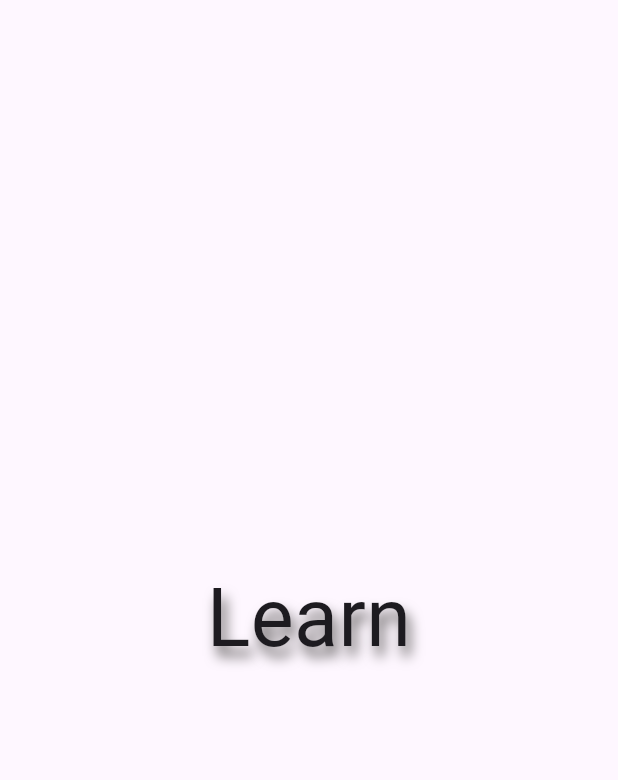
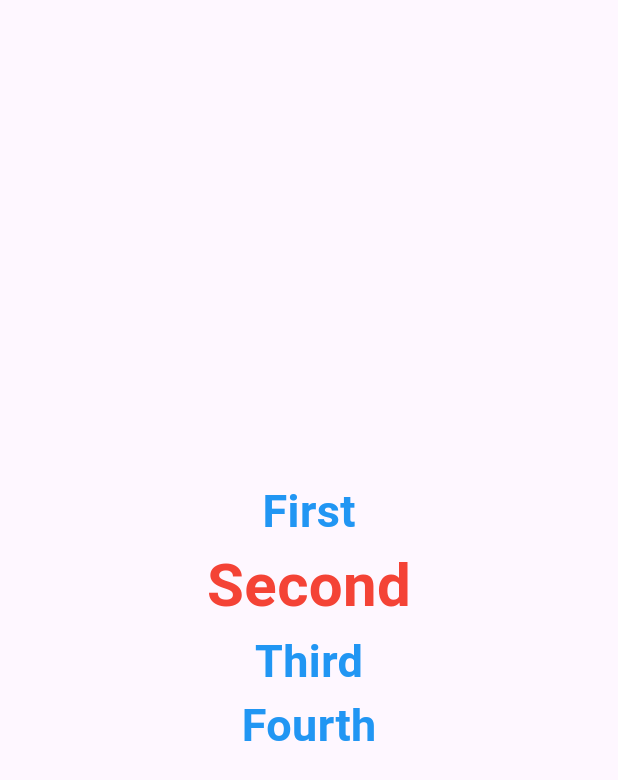
Before and after one commit to buildwithayush/learningWidgetsFlutter, a Flutter app: the screen it shows after launch, on a phone screen of 412 x 824 dp. Shown: the top 780 px of the screen. Run offline on Flutter 3.47's test engine with Material 3 defaults, Android fonts, the phone set to English and light mode, and no system bars.

Commit message:
learn default text styles widgets

```diff
--- /dev/null
+++ b/lib/basic_widgets.dart/text_widgets/default_text_style.dart
@@ -0,0 +1,39 @@
+import 'package:flutter/material.dart';
+
+class DefaultTextStyles extends StatelessWidget {
+  const DefaultTextStyles({super.key});
+
+  @override
+  Widget build(BuildContext context) {
+    return Scaffold(
+      body: Center(
+        child: Column(
+          mainAxisAlignment: MainAxisAlignment.center,
+
+          children: [
+            DefaultTextStyle.merge(
+              style: const TextStyle(
+                color: Colors.blue,
+                fontSize: 30,
+                fontWeight: FontWeight.bold,
+              ),
+              child: Column(
+                children: [
+                  Text('First'),
+                  Text('Second',
+                  style: TextStyle(
+                    fontSize: 40,
+                    color: Colors.red,),
+
+                  ),
+                  Text('Third'),
+                  Text('Fourth'),
+                ],
+              ),
+            ),
+          ],
+        ),
+      ),
+    );
+  }
+}
--- a/lib/main.dart
+++ b/lib/main.dart
@@ -1,5 +1,6 @@
 import 'package:flutter/material.dart';
-import 'package:widgetsflutter/basic_widgets.dart/text_widgets/style_text_widgets.dart';
+import 'package:widgetsflutter/basic_widgets.dart/text_widgets/default_text_style.dart';
+
 
 
 void main() {
@@ -13,6 +14,6 @@ class MyApp extends StatelessWidget {
   Widget build(BuildContext context) {
     return MaterialApp(
       debugShowCheckedModeBanner: false,
-       home: const StyleTextWidgets());
+       home: const DefaultTextStyles());
   }
 }
```
